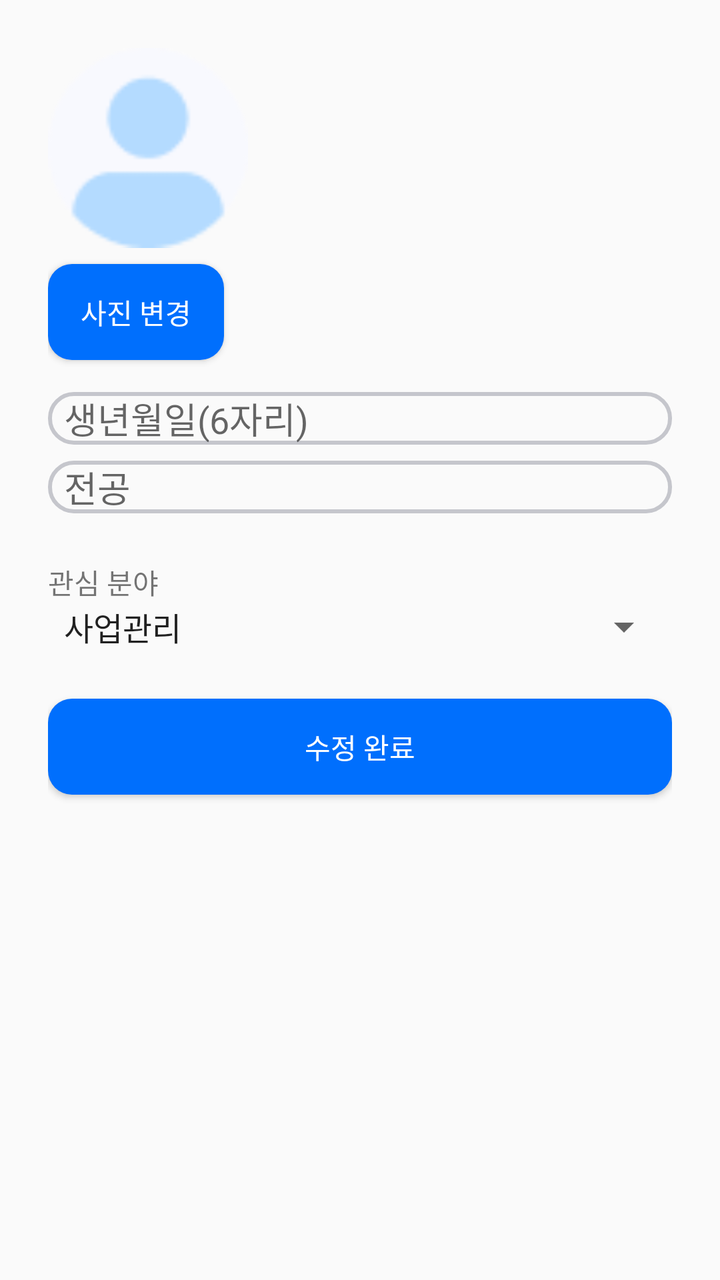
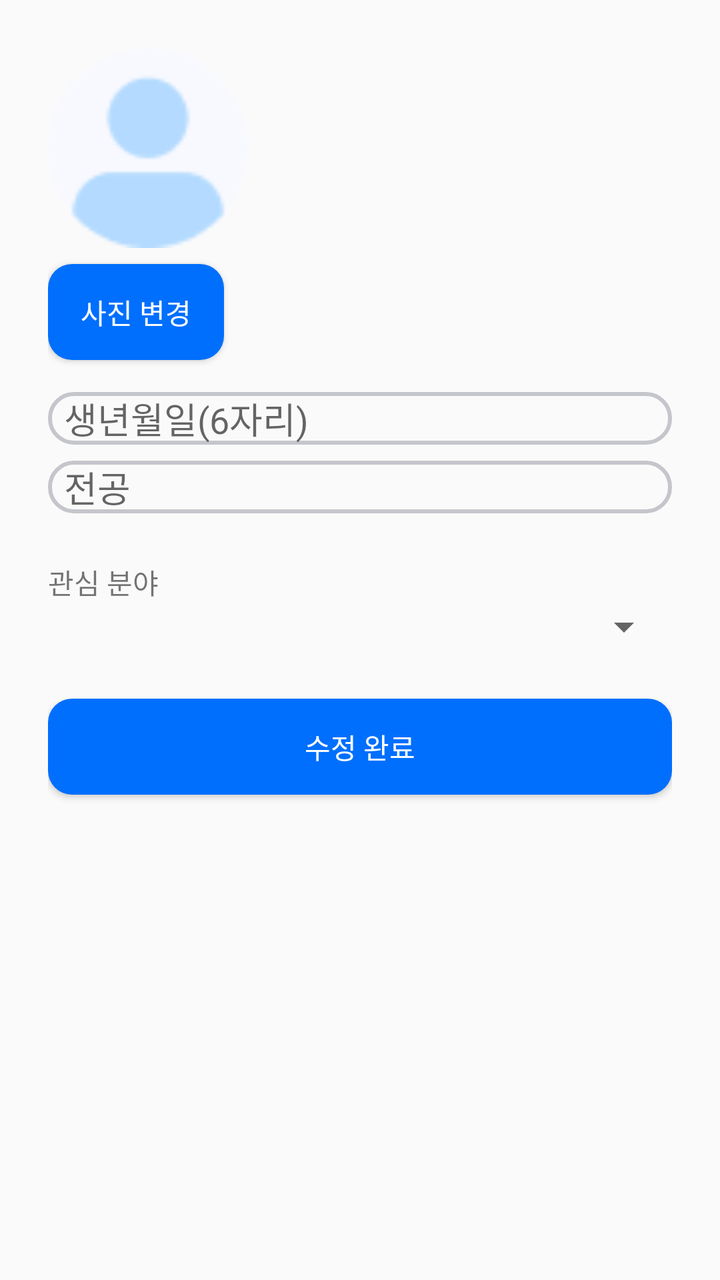

Screens rendered from an Android XML layout before and after an edit, with the pre-edit source and the edit as a unified diff.
<!-- AndroidManifest.xml: application theme Theme.AppCompat.Light.NoActionBar -->
<!-- res/layout/activity_edit_profile.xml -->
<?xml version="1.0" encoding="utf-8"?>
<ScrollView
    xmlns:android="http://schemas.android.com/apk/res/android"
    android:layout_width="match_parent"
    android:layout_height="match_parent"
    android:padding="24dp">

    <LinearLayout
        android:layout_width="match_parent"
        android:layout_height="wrap_content"
        android:orientation="vertical">

        
        <ImageView
            android:id="@+id/ivEditProfile"
            android:layout_width="100dp"
            android:layout_height="100dp"
            android:src="@drawable/profile_image"
            android:contentDescription="프로필 이미지" />

        
        <Button
            android:id="@+id/btnChangePhoto"
            android:layout_width="wrap_content"
            android:layout_height="wrap_content"
            android:text="사진 변경"
            android:background="@drawable/main_button"
            android:textColor="@color/white"
            android:layout_marginBottom="16dp"
            android:layout_marginTop="8dp"/>

        
        <EditText
            android:id="@+id/etBirth"
            android:layout_width="match_parent"
            android:layout_height="wrap_content"
            android:hint="생년월일(6자리)"
            android:paddingLeft="8dp"
            android:background="@drawable/textbox"
            android:layout_marginBottom="8dp"
            android:inputType="number"
            android:maxLength="6"/>

        
        <EditText
            android:id="@+id/etMajor"
            android:layout_width="match_parent"
            android:layout_height="wrap_content"
            android:hint="전공"
            android:paddingLeft="8dp"
            android:layout_marginBottom="8dp"
            android:background="@drawable/textbox"
            android:inputType="text" />

        
        <TextView
            android:layout_width="wrap_content"
            android:layout_height="wrap_content"
            android:text="관심 분야"
            android:layout_marginTop="16dp"/>
        <Spinner
            android:id="@+id/spInterest"
            android:layout_width="match_parent"
            android:layout_height="wrap_content"
            android:entries="@array/interest_options" />

        
        <Button
            android:id="@+id/btnSave"
            android:layout_width="match_parent"
            android:layout_height="wrap_content"
            android:text="수정 완료"
            android:background="@drawable/main_button"
            android:textColor="@color/white"
            android:layout_marginBottom="16dp"
            android:layout_marginTop="24dp"/>
    </LinearLayout>
</ScrollView>
<!-- resources referenced by this layout -->
<resources>
  <string-array name="interest_options">
          <item>사업관리</item>
          <item>경영,회계,사무</item>
          <item>사무 / 경영</item>
          <item>마케팅 / 기획</item>
          <item>공공 / 행정</item>
          <item>금융 / 보험</item>
          <item>의료 / 보건</item>
          <item>무역 / 물류</item>
      </string-array>
  <color name="white">#FFFFFFFF</color>
  <!-- drawable main_button (drawable) -->
  <?xml version="1.0" encoding="utf-8"?>
  <shape xmlns:android="http://schemas.android.com/apk/res/android"
  android:shape="rectangle">
  <solid android:color="#006FFD"/>
  <corners android:radius="12dp"/>
  </shape>
  <!-- drawable profile_image: png bitmap (drawable, 1511 bytes) -->
  <!-- drawable textbox (drawable) -->
  <selector xmlns:android="http://schemas.android.com/apk/res/android">
      <item android:state_focused="true">
          <shape android:shape="rectangle">
              <corners android:radius="12dp"/>
              <solid android:color="#00006FFD"/>
              <stroke android:width="2dp" android:color="#006FFD"/>
          </shape>
      </item>
  
      <item>
          <shape android:shape="rectangle">
              <corners android:radius="12dp"/>
              <solid android:color="#00006FFD"/>
              <stroke android:width="2dp" android:color="#C5C6CC"/>
          </shape>
      </item>
  </selector>
</resources>

<!-- the commit's change to res/layout/activity_edit_profile.xml (unified diff, before → after) -->
@@ -61,8 +61,7 @@
         <Spinner
             android:id="@+id/spInterest"
             android:layout_width="match_parent"
-            android:layout_height="wrap_content"
-            android:entries="@array/interest_options" />
+            android:layout_height="wrap_content" />
 
         
         <Button
<!-- resource entries referenced after the edit -->
@@ -1,15 +1,5 @@
 <!-- resources referenced by this layout -->
 <resources>
-  <string-array name="interest_options">
-          <item>사업관리</item>
-          <item>경영,회계,사무</item>
-          <item>사무 / 경영</item>
-          <item>마케팅 / 기획</item>
-          <item>공공 / 행정</item>
-          <item>금융 / 보험</item>
-          <item>의료 / 보건</item>
-          <item>무역 / 물류</item>
-      </string-array>
   <color name="white">#FFFFFFFF</color>
   <!-- drawable main_button (drawable) -->
   <?xml version="1.0" encoding="utf-8"?>
